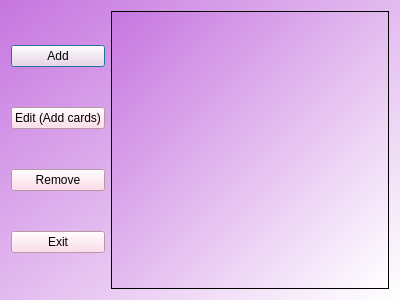
Above: ui/viewDeck.ui from mattbroadbridge/SpaceLearn before the change. Below: the same form after it.
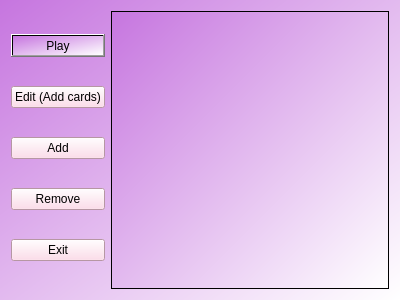
That is the form after the change.

Commit message: Added functionality to cycle through cards and update the database based on quality of response, and playdeck windows added

```diff
--- a/ui/viewDeck.ui
+++ b/ui/viewDeck.ui
@@ -22,12 +22,9 @@
    <item>
     <layout class="QVBoxLayout" name="verticalLayout">
      <item>
-      <widget class="QPushButton" name="addBtn">
-       <property name="styleSheet">
-        <string notr="true">background-color: rgb(255, 211, 228);</string>
-       </property>
+      <widget class="QPushButton" name="playBtn">
        <property name="text">
-        <string>Add</string>
+        <string>Play</string>
        </property>
       </widget>
      </item>
@@ -41,6 +38,16 @@
        </property>
       </widget>
      </item>
+     <item>
+      <widget class="QPushButton" name="addBtn">
+       <property name="styleSheet">
+        <string notr="true">background-color: rgb(255, 211, 228);</string>
+       </property>
+       <property name="text">
+        <string>Add</string>
+       </property>
+      </widget>
+     </item>
      <item>
       <widget class="QPushButton" name="removeBtn">
        <property name="styleSheet">
```
The commit also changes 5 other files.
